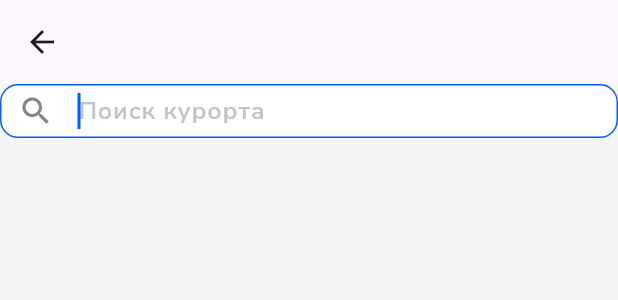
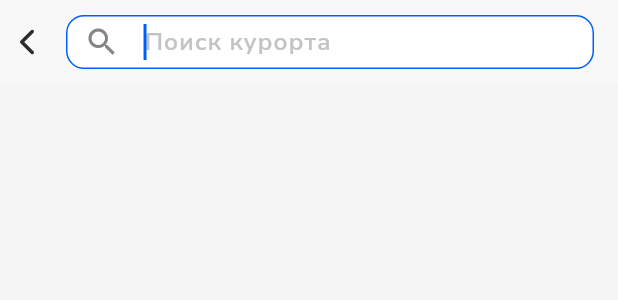
Before and after one commit to aleksandrazai/spoosk, a Flutter app: the SearchScreen widget shown alone on an empty page, opened directly, on a phone screen of 412 x 824 dp. Shown: the top 300 px of the screen. Run offline on Flutter 3.47's test engine with Material 3 defaults, Android fonts, the phone set to English and light mode, and no system bars; our stand-ins replace auto_route, bloc, carousel_slider, connectivity_plus, dio, firebase_core and 5 more; accounts and stored records are empty; network calls fail; project files that could hold a hidden picture were left out.

Commit message:
feat: added search bloc

```diff
--- a/lib/core/data/ApiConfig.dart
+++ b/lib/core/data/ApiConfig.dart
@@ -9,4 +9,5 @@
   static String getResotrsById = 'api/resorts/';
   static String getAllRegions = 'api/resorts/regions';
   static String mainFilter = 'api/resorts/filter';
+  static String searchResort = 'api/resorts/?search=';
 }
--- /dev/null
+++ b/lib/core/presentation/bloc_search/search_event.dart
@@ -0,0 +1,9 @@
+part of 'search_bloc.dart';
+
+class SearchResortEvent {}
+
+class SearchTextInput extends SearchResortEvent {
+  final String searchText;
+
+  SearchTextInput({required this.searchText});
+}
--- /dev/null
+++ b/lib/core/presentation/bloc_search/search_state.dart
@@ -0,0 +1,11 @@
+part of 'search_bloc.dart';
+
+class SearchResortState {}
+
+class SearchResortInitial extends SearchResortState {}
+
+class SearchResortLoaded extends SearchResortState {
+  final List<Result> resortsFound;
+
+  SearchResortLoaded({required this.resortsFound});
+}
--- a/lib/core/presentation/screens/search_screen.dart
+++ b/lib/core/presentation/screens/search_screen.dart
@@ -1,5 +1,8 @@
 import 'package:auto_route/auto_route.dart';
 import 'package:flutter/material.dart';
+import 'package:flutter_svg/svg.dart';
+import 'package:spoosk/core/presentation/image.dart';
+import 'package:spoosk/core/presentation/routes.gr.dart';
 import 'package:spoosk/core/presentation/widgets/widgets.dart';
 
 @RoutePage()
@@ -13,12 +16,35 @@
 class _SearchScreenState extends State<SearchScreen> {
   @override
   Widget build(BuildContext context) {
-    return Scaffold(
-      appBar: AppBar(),
-      body: const CustomSearchField(
-        disabled: false,
-        autofocus: true,
-      ),
+    return CustomScrollView(
+      slivers: [
+        SliverAppBar(
+          floating: false,
+          pinned: true,
+          backgroundColor: const Color(0xFFf8f8f8),
+          elevation: 0,
+          leadingWidth: 28,
+          leading: Padding(
+            padding: const EdgeInsets.only(left: 8.0),
+            child: GestureDetector(
+              onTap: () {
+                AutoRouter.of(context).navigate(const Home());
+              },
+              child: SvgPicture.asset(
+                fit: BoxFit.scaleDown,
+                image_arrow_left,
+                width: 9.33,
+                height: 16.33,
+              ),
+            ),
+          ),
+          iconTheme: Theme.of(context).iconTheme,
+          title: const CustomSearchField(
+            disabled: false,
+            autofocus: true,
+          ),
+        ),
+      ],
     );
   }
 }
--- a/lib/core/presentation/widgets/custom_searchfield.dart
+++ b/lib/core/presentation/widgets/custom_searchfield.dart
@@ -1,6 +1,8 @@
 import 'package:flutter/material.dart';
+import 'package:flutter_bloc/flutter_bloc.dart';
 import 'package:flutter_svg/svg.dart';
 import 'package:spoosk/core/colors.dart';
+import 'package:spoosk/core/presentation/bloc_search/search_bloc.dart';
 import 'package:spoosk/core/presentation/image.dart';
 
 class CustomSearchField extends StatefulWidget {
@@ -18,6 +20,13 @@
 class _CustomSearchFieldState extends State<CustomSearchField> {
   final TextEditingController _textEditingController = TextEditingController();
   String? value;
+  late SearchResortBloc _searchResortBloc;
+
+  @override
+  void initState() {
+    super.initState();
+    _searchResortBloc = SearchResortBloc();
+  }
 
   @override
   Widget build(BuildContext context) {
@@ -26,10 +35,14 @@
       child: GestureDetector(
         onTap: widget.onTap,
         child: TextField(
+          textInputAction: TextInputAction.search,
           cursorColor: AppColors.primaryColor,
           onChanged: _onChange,
           controller: _textEditingController,
           autofocus: widget.autofocus ?? false,
+          onSubmitted: (query) {
+            _searchResortBloc.add(SearchTextInput(searchText: query));
+          },
           decoration: InputDecoration(
             filled: true,
             fillColor: AppColors.white,
@@ -66,6 +79,13 @@
     );
   }
 
+  @override
+  void dispose() {
+    _textEditingController.dispose();
+    _searchResortBloc.close();
+    super.dispose();
+  }
+
   void _onChange(String text) {
     if (text.isEmpty) {
       _clearText();
```
Also changed, not shown: lib/core/data/RequestController.dart (+17 -1 lines), lib/core/presentation/bloc_search/search_bloc.dart (added, +31 -0 lines).
